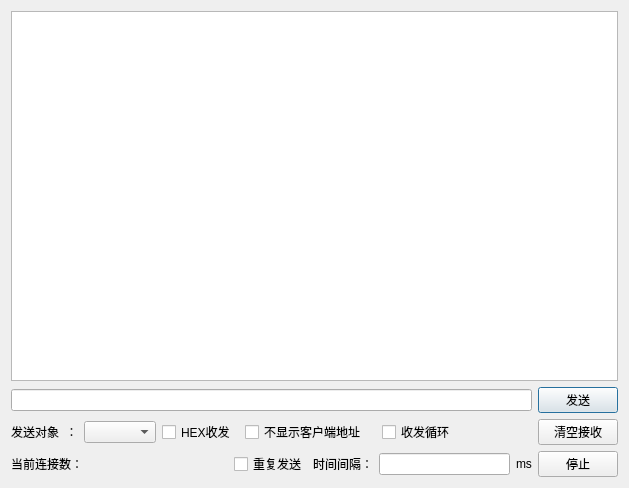
The window that dialog.ui (DragonPang/QtMultiThreadTcpServer) describes before a commit, drawn with Qt 5.
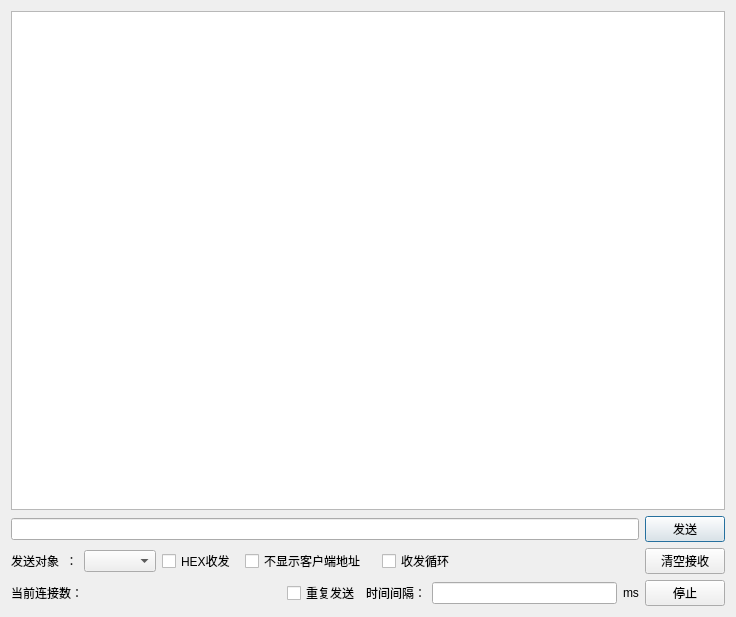
The same window after the commit.

```diff
--- a/dialog.ui
+++ b/dialog.ui
@@ -6,8 +6,8 @@
    <rect>
     <x>0</x>
     <y>0</y>
-    <width>629</width>
-    <height>488</height>
+    <width>736</width>
+    <height>617</height>
    </rect>
   </property>
   <property name="windowTitle">
```
Left out of the diff: 27 changed lines with no effect on the pictures.
